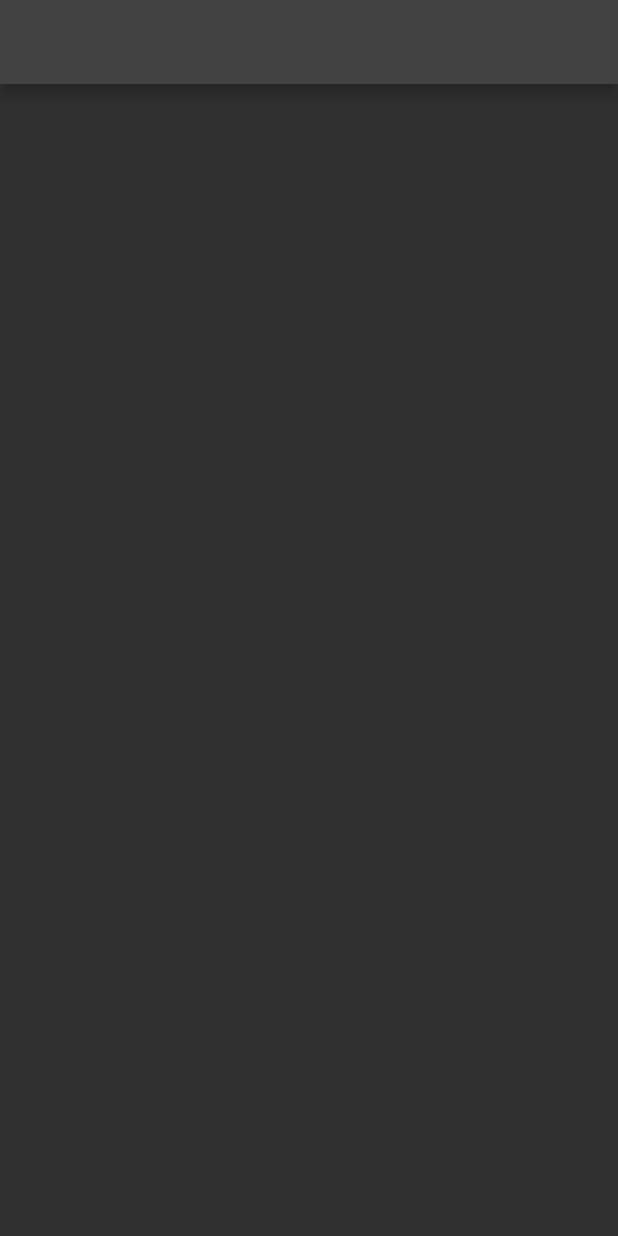
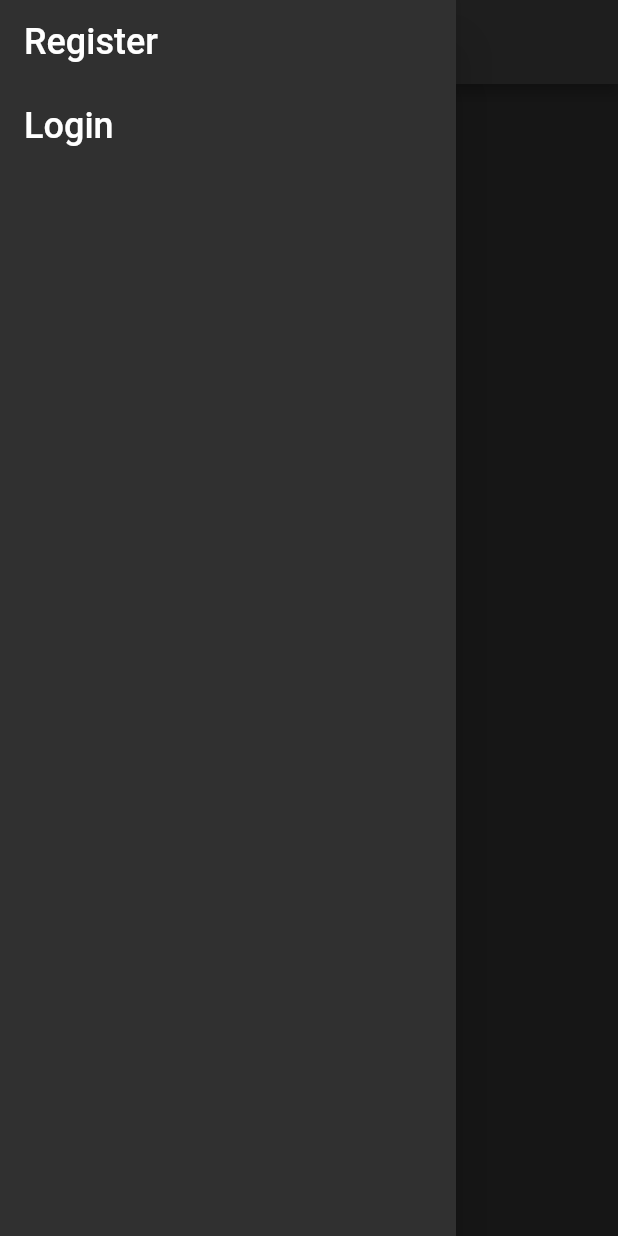
Before and after one commit to kaua-pt/Anime-See, a Flutter app: the screen it shows after launch, with the side drawer open (before the commit the screen has no drawer), on a phone screen of 412 x 824 dp. Run offline on Flutter 3.47's test engine with Material 2 defaults, Android fonts, the light colour scheme and no system bars; our stand-ins replace dio; Roboto replaces fonts that are missing (Nasalization-rg).

Commit message:
Inicio da appbar

```diff
--- a/animesee/lib/main.dart
+++ b/animesee/lib/main.dart
@@ -1,4 +1,6 @@
 import 'package:animesee/view/HomeScreen.dart';
+import 'package:animesee/view/LoginScreen.dart';
+import 'package:animesee/view/RegisterScreen.dart';
 import 'package:flutter/material.dart';
 
 void main() {
@@ -15,6 +17,8 @@ class MyApp extends StatelessWidget {
       initialRoute: "/",
       routes: {
         "/": (context) => HomeScreen(),
+        "/login": (context) => LoginScreen(),
+        "/register": (context) => RegisterScreen(),
       },
     );
   }
--- a/animesee/lib/view/HomeScreen.dart
+++ b/animesee/lib/view/HomeScreen.dart
@@ -10,7 +10,37 @@ class _HomeScreen extends State<HomeScreen> {
   @override
   Widget build(BuildContext context) {
     return Scaffold(
-      appBar: AppBar(),
+      drawer: Drawer(
+        child: Column(children: [
+          ListTile(
+            title: Text("Register",
+                style: TextStyle(
+                    fontSize: 24,
+                    color: Colors.white,
+                    fontFamily: "Nasalization-rg")),
+            onTap: (() => Navigator.pushNamed(context, "/register")),
+          ),
+          ListTile(
+            title: Text("Login",
+                style: TextStyle(
+                    fontSize: 24,
+                    color: Colors.white,
+                    fontFamily: "Nasalization-rg")),
+            onTap: (() => Navigator.pushNamed(context, "/login")),
+          )
+        ]),
+      ),
+      appBar: AppBar(
+        title: Text("AnimeSee",
+            style: TextStyle(
+                fontSize: 24,
+                color: Colors.white,
+                fontFamily: "Nasalization-rg")),
+      ),
     );
   }
 }
+
+Widget biuldHeader(BuildContext context) => Container(
+      padding: EdgeInsets.only(top: MediaQuery.of(context).padding.top),
+    );
--- /dev/null
+++ b/animesee/lib/view/LoginScreen.dart
@@ -0,0 +1,9 @@
+import 'package:flutter/cupertino.dart';
+
+class LoginScreen extends StatefulWidget {
+  @override
+  State<StatefulWidget> createState() {
+    // TODO: implement createState
+    throw UnimplementedError();
+  }
+}
--- /dev/null
+++ b/animesee/lib/view/RegisterScreen.dart
@@ -0,0 +1,9 @@
+import 'package:flutter/cupertino.dart';
+
+class RegisterScreen extends StatefulWidget {
+  @override
+  State<StatefulWidget> createState() {
+    // TODO: implement createState
+    throw UnimplementedError();
+  }
+}
```
Also changed, not shown: animesee/pubspec.yaml (+12 -1 lines), animesee/asserts/fonts/nasalization-rg.ttf (added).
